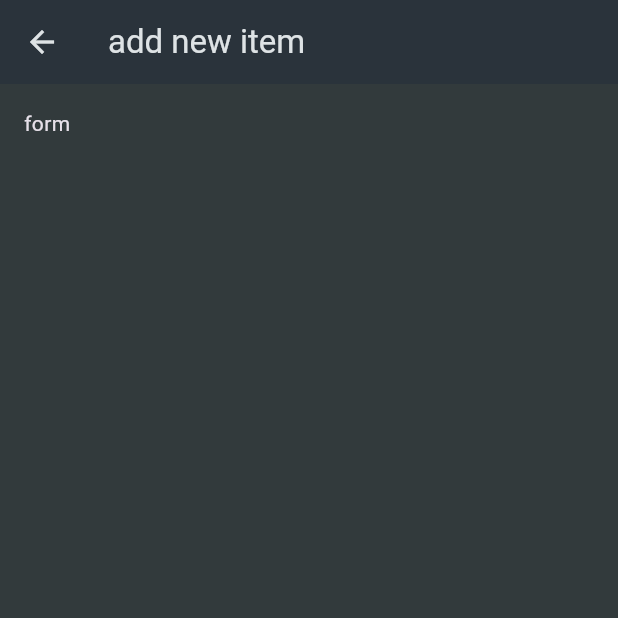
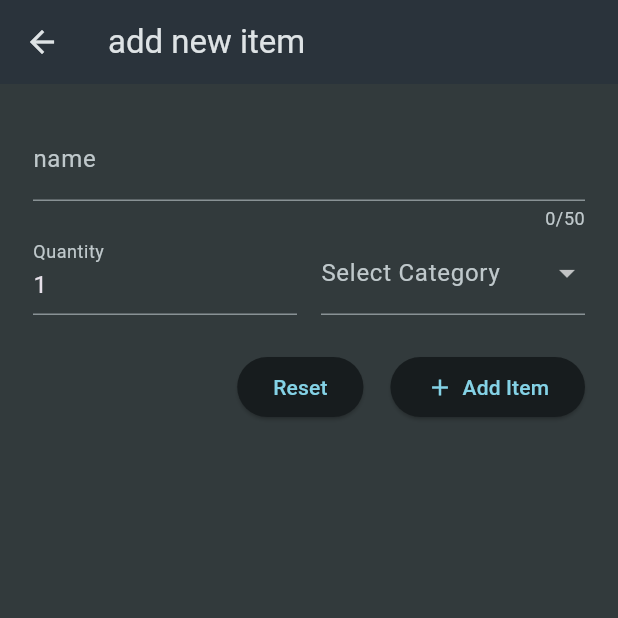
Before and after one commit to Adriatik-Berdufi/shopping_list, a Flutter app: the NewItem screen opened directly, on a phone screen of 412 x 824 dp, the top half of it. Run offline on Flutter 3.47's test engine with Material 3 defaults, Android fonts, the phone set to English and light mode, and no system bars.

Commit message:
add form content

```diff
--- a/lib/widgets/new_item.dart
+++ b/lib/widgets/new_item.dart
@@ -1,4 +1,5 @@
 import 'package:flutter/material.dart';
+import 'package:shopping_list/data/categories.dart';
 
 class NewItem extends StatefulWidget {
   const NewItem({super.key});
@@ -16,9 +17,83 @@ class _NewItamState extends State<NewItem> {
       appBar: AppBar(
         title: const Text('add new item'),
       ),
-      body: const Padding(
-        padding: EdgeInsets.all(16),
-        child: Text('form'),
+      body: Padding(
+        padding: const EdgeInsets.all(22),
+        child: Form(
+          child: Column(
+            children: [
+              TextFormField(
+                maxLength: 50,
+                decoration: const InputDecoration(
+                  label: Text('name'),
+                ),
+                validator: (value) {
+                  return 'Demo...';
+                },
+              ),
+              Row(
+                crossAxisAlignment: CrossAxisAlignment.end,
+                children: [
+                  Expanded(
+                    child: TextFormField(
+                      decoration: const InputDecoration(
+                        label: Text('Quantity'),
+                      ),
+                      initialValue: '1',
+                    ),
+                  ),
+                  const SizedBox(width: 16),
+                  Expanded(
+                    child: DropdownButtonFormField(
+                      decoration: const InputDecoration(
+                        label: Text('Select Category'),
+                      ),
+                      items: [
+                        for (final category in categories.entries)
+                          DropdownMenuItem(
+                            value: category.value,
+                            child: Row(
+                              children: [
+                                Container(
+                                  width: 24,
+                                  height: 24,
+                                  color: category.value.color,
+                                ),
+                                const SizedBox(width: 16),
+                                Text(category.value.title),
+                              ],
+                            ),
+                          )
+                      ],
+                      onChanged: (value) {},
+                    ),
+                  )
+                ],
+              ),
+              const SizedBox(height: 24),
+              Row(
+                mainAxisAlignment: MainAxisAlignment.end,
+                children: [
+                  ElevatedButton(
+                    onPressed: () {},
+                    child: const Text('Reset'),
+                  ),
+                  const SizedBox(width: 18),
+                  ElevatedButton(
+                    onPressed: () {},
+                    child: const Row(
+                      children: [
+                        Icon(Icons.add),
+                        SizedBox(width: 6),
+                        Text('Add Item')
+                      ],
+                    ),
+                  ),
+                ],
+              ),
+            ],
+          ),
+        ),
       ),
     );
   }
```
